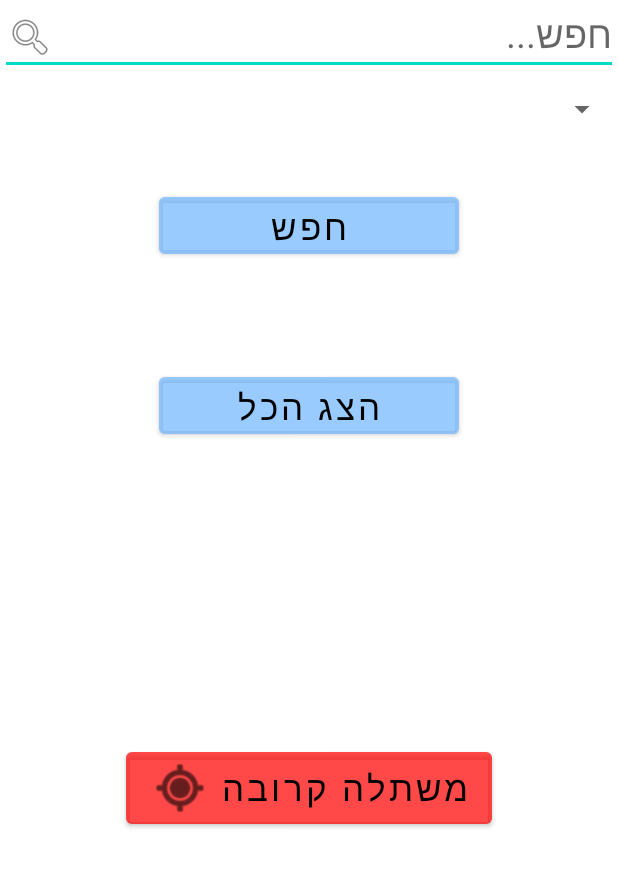
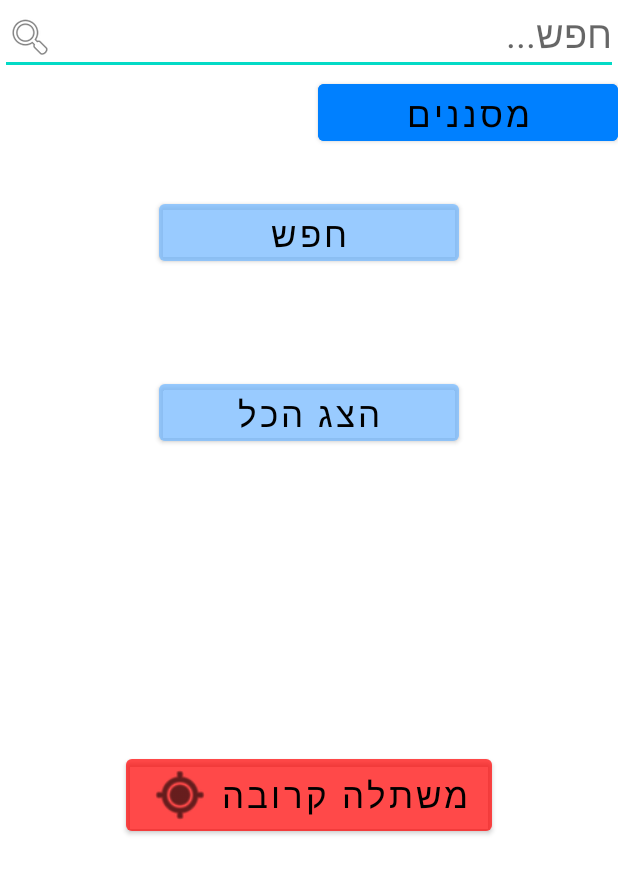
Before and after one commit to nitai234/WikyBotany, an Android app: the layout activity_main.xml on its own in the app's theme, with its tools: preview values and no code run, on a phone screen of 412 x 824 dp. Shown: the top 874 px of the screen. Run offline under Robolectric (Android 15) with nearby library versions, the phone set to English and light mode, and no system bars.

Commit message:
תחילת תיקון של החיפוש

```diff
--- a/app/src/main/AndroidManifest.xml
+++ b/app/src/main/AndroidManifest.xml
@@ -6,9 +6,9 @@
         android:allowBackup="true"
         android:dataExtractionRules="@xml/data_extraction_rules"
         android:fullBackupContent="@xml/backup_rules"
-        android:icon="@mipmap/iconFlowers"
+        android:icon="@mipmap/ic_launcher"
         android:label="@string/app_name"
-        android:roundIcon="@mipmap/iconFlowers"
+        android:roundIcon="@mipmap/ic_launcher_round"
         android:supportsRtl="true"
         android:theme="@style/Theme.WikyBotany"
         tools:targetApi="31">
--- a/app/src/main/java/com/example/wikybotany/LineDisplay.java
+++ b/app/src/main/java/com/example/wikybotany/link_list/LineDisplay.java
@@ -1,4 +1,4 @@
-package com.example.wikybotany;
+package com.example.wikybotany.link_list;
 
 import android.graphics.Bitmap;
 
--- a/app/src/main/res/layout/activity_main.xml
+++ b/app/src/main/res/layout/activity_main.xml
@@ -15,11 +15,15 @@
         android:drawableLeft="@android:drawable/ic_menu_search"
         android:hint="חפש..."
         android:textSize="25sp" />
-    <Spinner
-        android:id="@+id/Spcategories"
+    <Button
+        android:id="@+id/BTfilter"
         android:layout_width="200dp"
-        android:layout_height="45dp"
+        android:layout_height="50dp"
         android:layout_gravity="right"
+        android:backgroundTint="#0080FF"
+        android:text="מסננים"
+        android:textColor="#000000"
+        android:textSize="23sp"
         />
     <Button
         android:id="@+id/BTsrc"
```
Also changed, not shown: app/src/main/java/com/example/wikybotany/PlantList_screen2.java (+7 -2 lines), app/src/main/java/com/example/wikybotany/link_list/LineDisplayAdapter.java (renamed from app/src/main/java/com/example/wikybotany/LineDisplayAdapter.java, +17 -10 lines), app/src/main/res/mipmap-hdpi/iconFlowers.png (deleted).
